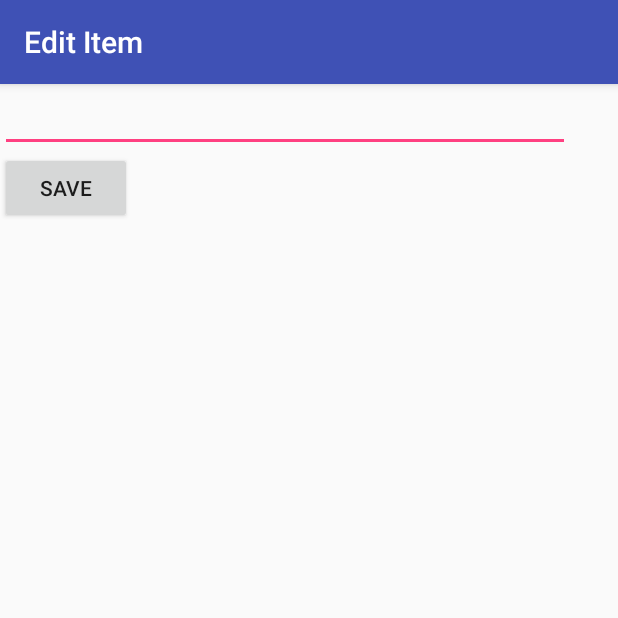
After one commit to ruygonzalez/ToDoApplication, an Android app: the EditItemActivity screen opened directly, with no data from a screen before it, on a phone screen of 412 x 824 dp, the top half of it. The commit adds this screen. Run offline under Robolectric (Android 15) with nearby library versions, the phone set to English and light mode, and no system bars.

Commit message:
Added the optional feature

```diff
--- a/app/build.gradle
+++ b/app/build.gradle
@@ -22,8 +22,9 @@ dependencies {
     implementation fileTree(dir: 'libs', include: ['*.jar'])
     implementation 'com.android.support:appcompat-v7:28.0.0-alpha3'
     implementation 'com.android.support.constraint:constraint-layout:1.1.2'
-    compile 'commons-io:commons-io:2.5'
     testImplementation 'junit:junit:4.12'
+    implementation 'commons-io:commons-io:2.5'
+
     androidTestImplementation 'com.android.support.test:runner:1.0.2'
     androidTestImplementation 'com.android.support.test.espresso:espresso-core:3.0.2'
 }
--- a/app/src/main/AndroidManifest.xml
+++ b/app/src/main/AndroidManifest.xml
@@ -16,6 +16,7 @@
                 <category android:name="android.intent.category.LAUNCHER" />
             </intent-filter>
         </activity>
+        <activity android:name=".EditItemActivity"></activity>
     </application>
 
 </manifest>
--- /dev/null
+++ b/app/src/main/java/me/ruygonzalez/todoapplication/EditItemActivity.java
@@ -0,0 +1,43 @@
+package me.ruygonzalez.todoapplication;
+
+
+import android.content.Intent;
+import android.os.Bundle;
+import android.support.v7.app.AppCompatActivity;
+import android.view.View;
+import android.widget.EditText;
+
+public class EditItemActivity extends AppCompatActivity {
+    // text field containing updated item description
+    EditText etItemText;
+    // we need to track the item's position in the list
+    int position;
+
+    // keys used for passing data between activities
+    public static final String ITEM_TEXT = "itemText";
+    public static final String ITEM_POSITION = "itemPosition";
+
+    @Override
+    protected void onCreate(Bundle savedInstanceState) {
+        super.onCreate(savedInstanceState);
+        setContentView(R.layout.activity_edit_item);
+        // resolve the text field from the layout
+        etItemText = (EditText) findViewById(R.id.etItemText);
+        // set the text field's content from the intent
+        etItemText.setText(getIntent().getStringExtra(ITEM_TEXT));
+        // track the position of the item in the list
+        position = getIntent().getIntExtra(ITEM_POSITION, 0);
+        // set the title bar to reflect the purpose of the view
+        getSupportActionBar().setTitle("Edit Item");
+    }
+
+    public void onSaveItem(View v) {
+        // Prepare intent to pass back to MainActivity
+        Intent data = new Intent();
+        // Pass updated item text and original position
+        data.putExtra(ITEM_TEXT, etItemText.getText().toString());
+        data.putExtra(ITEM_POSITION, position); // ints work too
+        setResult(RESULT_OK, data); // set result code and bundle data for response
+        finish(); // closes the edit activity, passes intent back to main
+    }
+}
--- /dev/null
+++ b/app/src/main/res/layout/activity_edit_item.xml
@@ -0,0 +1,28 @@
+<?xml version="1.0" encoding="utf-8"?>
+<RelativeLayout xmlns:android="http://schemas.android.com/apk/res/android"
+    xmlns:app="http://schemas.android.com/apk/res-auto"
+    xmlns:tools="http://schemas.android.com/tools"
+    android:layout_width="match_parent"
+    android:layout_height="match_parent"
+    tools:context=".EditItemActivity">
+
+    <EditText
+        android:id="@+id/etItemText"
+        android:layout_width="380dp"
+        android:layout_height="wrap_content"
+        android:ems="10"
+        android:inputType="textMultiLine"
+        tools:layout_editor_absoluteX="0dp"
+        tools:layout_editor_absoluteY="0dp" />
+
+    <Button
+        android:id="@+id/btnSave"
+        android:layout_width="wrap_content"
+        android:layout_height="wrap_content"
+        android:layout_alignParentStart="true"
+        android:layout_below="@+id/etItemText"
+        android:onClick="onSaveItem"
+        android:text="Save"
+        tools:layout_editor_absoluteX="0dp"
+        tools:layout_editor_absoluteY="46dp" />
+</RelativeLayout>
--- a/app/src/main/res/layout/activity_main.xml
+++ b/app/src/main/res/layout/activity_main.xml
@@ -24,7 +24,7 @@
         android:layout_marginStart="0dp" />
 
     <EditText
-        android:id="@+id/etNewItem"
+        android:id="@+id/etItemText"
         android:layout_width="296dp"
         android:layout_height="wrap_content"
         android:layout_alignParentBottom="true"
```
Also changed, not shown: app/src/main/java/me/ruygonzalez/todoapplication/MainActivity.java (+42 -1 lines).
